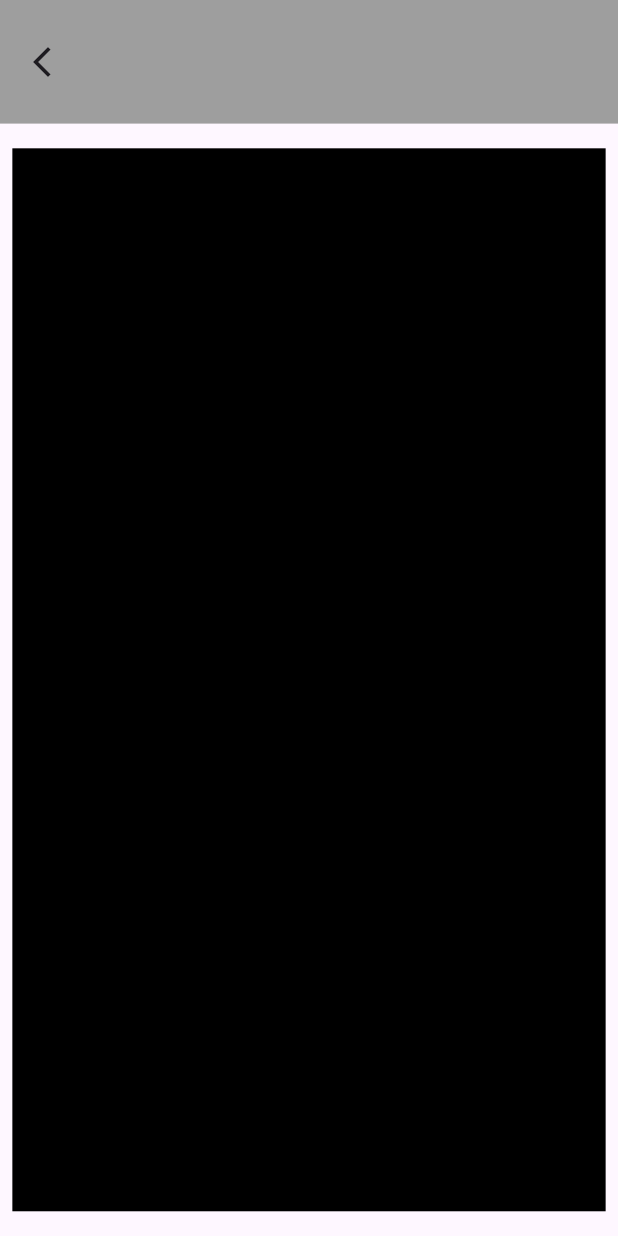
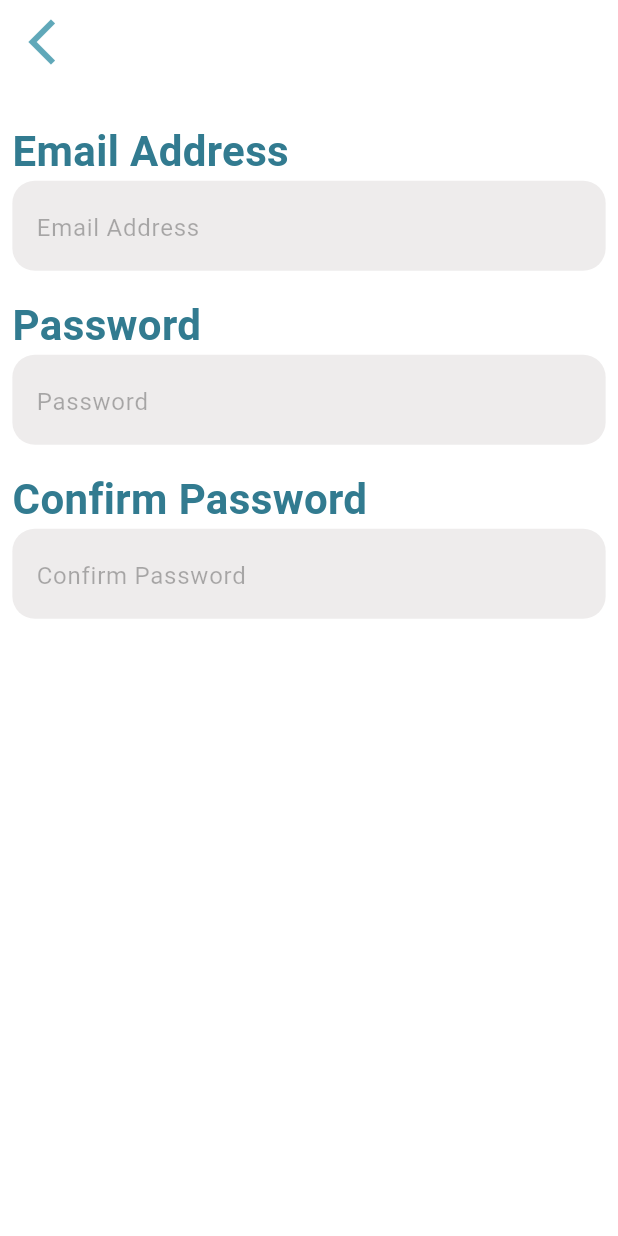
Before and after one commit to TaNuNian/workmai, a Flutter app: the screen it shows after launch, after a tap on "ลงชื่อเข้าใช้", after a tap on "สร้างบัญชี", on a phone screen of 412 x 824 dp. Run offline on Flutter 3.47's test engine with Material 3 defaults, Android fonts, the phone set to English and light mode, and no system bars; our stand-ins replace firebase_auth, firebase_core, form_field_validator, google_fonts; accounts and stored records are empty; Roboto replaces fonts that are missing (Sarabun).

Commit message:
fix all of issues

```diff
--- /dev/null
+++ b/lib/default_page/default_scf.dart
@@ -0,0 +1,33 @@
+import 'package:flutter/material.dart';
+import 'package:workmai/src/custom_appbar/custom_appbar.dart';
+import 'package:workmai/src/decor/padding.dart';
+
+
+class DefaultScf extends StatelessWidget {
+
+  final Widget child;
+  final Color? appbarColor;
+
+  final Color? backColor;
+  final Color? backgroundColor;
+
+  const DefaultScf(
+      {super.key, required this.child, this.appbarColor, this.backColor, this.backgroundColor,});
+
+  @override
+  Widget build(BuildContext context) {
+    return Scaffold(
+      backgroundColor: backgroundColor ?? const Color(0xffffffff),
+      appBar: CustomAppbar(
+        appbarColor: appbarColor ?? Colors.transparent,
+        backColor: const Color(0xff60a8b9),
+      ),
+      body: SafeArea(
+        child: Padding(
+          padding: bodyPadding(context),
+          child: child,
+        ),
+      ),
+    );
+  }
+}
--- a/lib/src/main.dart
+++ b/lib/main.dart
@@ -1,9 +1,9 @@
 import 'package:firebase_core/firebase_core.dart';
 import 'package:flutter/material.dart';
 import 'package:workmai/src/pre_pages/login_page/login_page_2.dart';
-import '../firebase_options.dart';
-import '../routes.dart';
-import 'decor/theme.dart';
+import 'firebase_options.dart';
+import 'routes.dart';
+import 'src/decor/theme.dart';
 
 Future<void> main() async {
   WidgetsFlutterBinding.ensureInitialized();
--- a/lib/model/account.dart
+++ b/lib/model/account.dart
@@ -1,5 +1,6 @@
 class Account{
   String email;
   String password;
-  Account({required this.email, required this.password});
+  String? confirmPassword;
+  Account({required this.email, required this.password, this.confirmPassword});
 }
--- a/lib/src/custom_appbar/custom_appbar.dart
+++ b/lib/src/custom_appbar/custom_appbar.dart
@@ -1,24 +1,46 @@
 import 'package:flutter/material.dart';
 
+import '../decor/padding.dart';
+
+class NavigationService {
+  static GlobalKey<NavigatorState> navigatorKey = GlobalKey<NavigatorState>();
+}
+
 class CustomAppbar extends StatelessWidget implements PreferredSizeWidget {
-  final double height;
+  final Color? appbarColor;
+  final Color? backColor;
 
-  const CustomAppbar({super.key, this.height = kToolbarHeight});
+  const CustomAppbar({super.key, this.appbarColor, this.backColor});
 
   @override
   Widget build(BuildContext context) {
     return AppBar(
-      toolbarHeight: height,
-      backgroundColor: Colors.grey,
+      backgroundColor: appbarColor ?? const Color(0xffEEECEC),
       leading: IconButton(
         icon: const Icon(Icons.arrow_back_ios_new_sharp),
+        iconSize: 36,
         onPressed: () {
           Navigator.pop(context);
+          // print('MdiaQry : ${MediaQuery.sizeOf(context).height * 0.1}');
+          // print('kTool : ${const Size.fromHeight(kToolbarHeight).toString()}');
         },
+        color: backColor ?? const Color(0xffffffff),
+        // padding: appbarLeadingPadding(context),
       ),
+      // title: Text(
+      //     'MQ / kT: ${(MediaQuery.sizeOf(context).height * 0.1).toDouble().floor()} / ${const Size.fromHeight(kToolbarHeight).toString()}'),
     );
   }
 
   @override
-  Size get preferredSize => Size.fromHeight(height);
+  Size get preferredSize => _getSize();
+
+  _getSize() {
+    if (NavigationService.navigatorKey.currentContext == null)
+      return const Size.fromHeight(kToolbarHeight);
+    return Size.fromHeight(
+        MediaQuery.sizeOf(NavigationService.navigatorKey.currentContext!)
+            .height *
+            0.1);
+  }
 }
--- /dev/null
+++ b/lib/src/pre_pages/login_page/login_page_widget/login_profile.dart
@@ -0,0 +1,5 @@
+import 'package:workmai/model/account.dart';
+
+Account loginAccount = Account(email: '', password: '');
+
+Account signupAccount = Account(email: '', password: '', confirmPassword: '');
--- a/lib/src/pre_pages/login_page/login_page_widget/login_textbox.dart
+++ b/lib/src/pre_pages/login_page/login_page_widget/login_textbox.dart
@@ -8,6 +8,7 @@ class LoginTextbox extends StatelessWidget {
   final bool obsec;
   final String type;
   final Account account;
+  final Color? color;
 
   const LoginTextbox({
     super.key,
@@ -15,6 +16,7 @@ class LoginTextbox extends StatelessWidget {
     required this.obsec,
     required this.type,
     required this.account,
+    this.color,
   });
 
   @override
@@ -30,6 +32,7 @@ class LoginTextbox extends StatelessWidget {
         obsec: obsec,
         type: type,
         account: account,
+        color: color,
       ),
     );
   }
--- a/lib/src/pre_pages/login_page/login_page_widget/login_textfield.dart
+++ b/lib/src/pre_pages/login_page/login_page_widget/login_textfield.dart
@@ -8,6 +8,7 @@ class LoginTextfield extends StatefulWidget {
   final bool obsec;
   final String type;
   final Account account;
+  final Color? color;
 
   const LoginTextfield({
     super.key,
@@ -15,6 +16,7 @@ class LoginTextfield extends StatefulWidget {
     required this.obsec,
     required this.type,
     required this.account,
+    this.color,
   });
 
   @override
--- a/lib/src/pre_pages/register_page/register_page.dart
+++ b/lib/src/pre_pages/register_page/register_page.dart
@@ -1,26 +1,36 @@
 import 'package:flutter/material.dart';
-import 'package:workmai/src/decor/padding.dart';
+import 'package:workmai/src/pre_pages/register_page/register_page_wg/register_body.dart';
+import 'package:workmai/src/pre_pages/register_page/register_page_wg/register_header_text.dart';
 
-import '../../custom_appbar/custom_appbar.dart';
+import '../../../default_page/default_scf.dart';
 
-class RegisterPage extends StatelessWidget {
+class RegisterPage extends StatefulWidget {
   const RegisterPage({super.key});
 
+  @override
+  State<RegisterPage> createState() => _RegisterPageState();
+}
+
+class _RegisterPageState extends State<RegisterPage> {
+
+  // final _formKey = GlobalKey<FormState>();
+  List<String> profile = registerText;
   @override
   Widget build(BuildContext context) {
     double width = MediaQuery.sizeOf(context).width;
     double height = MediaQuery.sizeOf(context).height;
-    return Scaffold(
-      appBar: CustomAppbar(
-        height: MediaQuery.sizeOf(context).height * 0.1,
-      ),
-      body: SafeArea(
-        child: Padding(
-          padding: bodyPadding(context),
+    return DefaultScf(
+      child: Container(
+        width: double.infinity,
+        height: double.infinity,
+        child: Center(
           child: Container(
+            height: double.infinity,
             width: double.infinity,
-            height: double.infinity,
-            color: Colors.black,
+            // decoration: BoxDecoration(
+            //   color: Colors.red
+            // ),
+            child: RegisterChildren(),
           ),
         ),
       ),
--- /dev/null
+++ b/lib/src/pre_pages/register_page/register_page_wg/register_body.dart
@@ -0,0 +1,19 @@
+import 'package:flutter/material.dart';
+import 'register_children_wg.dart';
+import 'register_header_text.dart';
+
+class RegisterChildren extends StatelessWidget {
+  const RegisterChildren({super.key});
+
+  @override
+  Widget build(BuildContext context) {
+    return ListView.builder(
+      itemCount: registerText.length,
+      itemBuilder: (context, index) {
+        return RegisterChildrenWg(
+            child: registerText[index]
+        );
+      },
+    );
+  }
+}
--- /dev/null
+++ b/lib/src/pre_pages/register_page/register_page_wg/register_children_wg.dart
@@ -0,0 +1,52 @@
+import 'package:flutter/material.dart';
+import 'package:google_fonts/google_fonts.dart';
+import 'package:workmai/model/account.dart';
+import 'package:workmai/src/pre_pages/login_page/login_page_widget/login_profile.dart';
+import 'package:workmai/src/pre_pages/login_page/login_page_widget/login_textbox.dart';
+
+class RegisterChildrenWg extends StatefulWidget {
+  final String child;
+
+  const RegisterChildrenWg({super.key, required this.child});
+
+  @override
+  State<RegisterChildrenWg> createState() => _RegisterChildrenWgState();
+}
+
+class _RegisterChildrenWgState extends State<RegisterChildrenWg> {
+  final Account _account = signupAccount;
+
+  @override
+  Widget build(BuildContext context) {
+    return Padding(
+      padding: const EdgeInsets.symmetric(vertical: 8.0),
+      child: ColoredBox(
+        color: Colors.transparent,
+        child: Column(
+          crossAxisAlignment: CrossAxisAlignment.start,
+          mainAxisAlignment: MainAxisAlignment.center,
+          children: [
+            Text(
+              widget.child.toString(),
+              style: GoogleFonts.sarabun(
+                color: const Color(0xff327B90),
+                fontWeight: FontWeight.bold,
+                fontSize: 28,
+
+              ),
+            ),
+            Container(
+              child: LoginTextbox(
+                hint: widget.child.toString(),
+                obsec: false,
+                account: _account,
+                type: widget.child.toString(),
+                color: const Color(0xffD7F4E9),
+              ),
+            )
+          ],
+        ),
+      ),
+    );
+  }
+}
--- /dev/null
+++ b/lib/src/pre_pages/register_page/register_page_wg/register_header_text.dart
@@ -0,0 +1 @@
+List<String> registerText = ['Email Address', 'Password', 'Confirm Password'];
```
Also changed, not shown: lib/model/register.dart (deleted, +0 -95 lines), lib/src/decor/padding.dart (+9 -0 lines), 2 other files.
